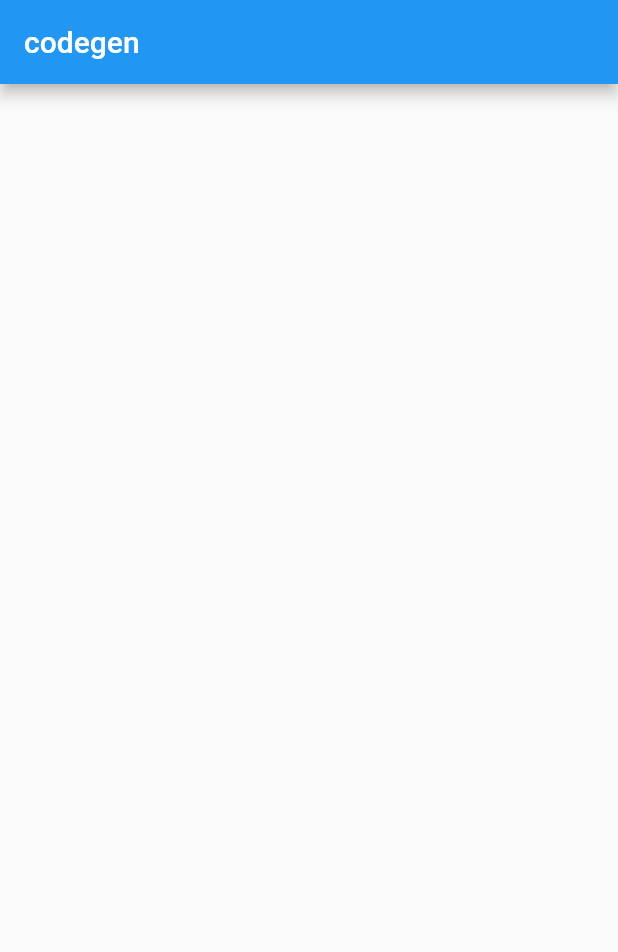
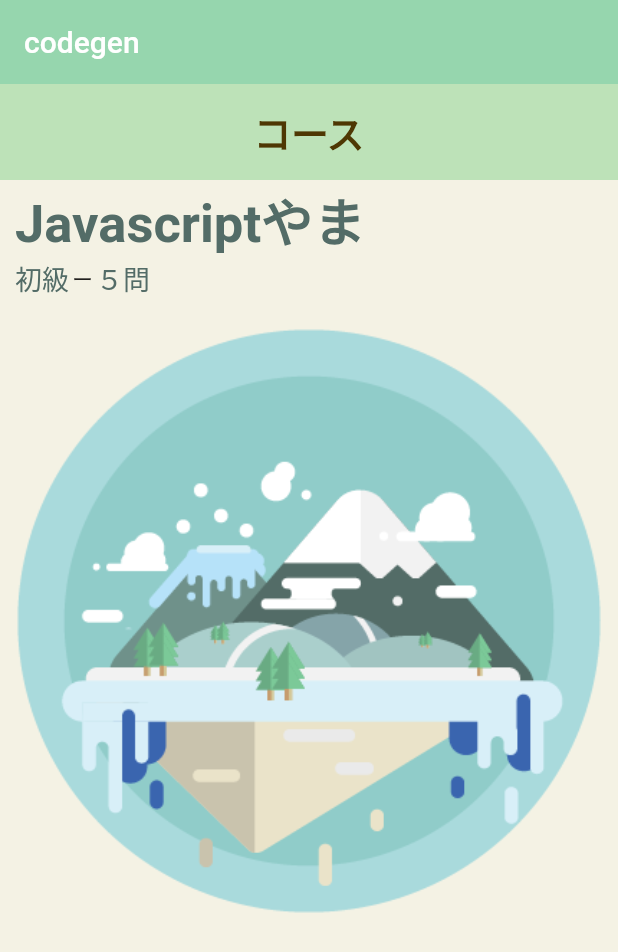
Before and after one commit to FukuyamaHoshi/Debug_app, a Flutter app: the screen it shows after launch, on a phone screen of 412 x 824 dp. Shown: the top 952 px of the screen. Run offline on Flutter 3.47's test engine with Material 2 defaults, Android fonts, the phone set to English and light mode, and no system bars; our stand-ins replace from_css_color, google_fonts.

Commit message:
add appbar, couse box, moutain name and menu, moutain and hallw image of the couse page

```diff
--- /dev/null
+++ b/lib/couse_page.dart
@@ -0,0 +1,110 @@
+import 'package:flutter/material.dart';
+import 'package:from_css_color/from_css_color.dart';
+import 'package:google_fonts/google_fonts.dart';
+
+class CoursePage extends StatelessWidget {
+  const CoursePage({super.key});
+
+  @override
+  Widget build(BuildContext context) {
+    return Scaffold(
+        appBar: AppBar(
+          title: const Text('codegen'),
+          backgroundColor: fromCssColor('#96D6AE'),
+          elevation: 0,
+        ),
+        backgroundColor: fromCssColor('#F4F2E4'),
+        body: Column(children: [
+          // コースのボックス
+          Container(
+            width: double.infinity,
+            height: 64,
+            color: fromCssColor('#BDE2B8'),
+            alignment: Alignment.center,
+            child: Text(
+              'コース',
+              style: GoogleFonts.zenMaruGothic(
+                  textStyle: TextStyle(
+                      fontSize: 25,
+                      fontWeight: FontWeight.bold,
+                      color: fromCssColor('#4E3703'))),
+            ),
+          ),
+
+          // やまの名前と詳細
+          Container(
+            width: double.infinity,
+            alignment: Alignment.centerLeft,
+            child: Column(
+              children: [
+                // やまの名前
+                SizedBox(
+                  width: double.infinity,
+                  child: Row(
+                    children: [
+                      const Padding(padding: EdgeInsets.only(left: 10.0)),
+                      Text(
+                        'Javascriptやま',
+                        style: GoogleFonts.zenMaruGothic(
+                            textStyle: TextStyle(
+                                fontSize: 35,
+                                fontWeight: FontWeight.bold,
+                                color: fromCssColor('#536C67'))),
+                      ),
+                    ],
+                  ),
+                ),
+                // やまの詳細
+                SizedBox(
+                  width: double.infinity,
+                  child: Row(
+                    children: [
+                      const Padding(padding: EdgeInsets.only(left: 10.0)),
+                      Text(
+                        '初級',
+                        style: GoogleFonts.zenMaruGothic(
+                            textStyle: TextStyle(
+                                fontSize: 18,
+                                fontWeight: FontWeight.normal,
+                                color: fromCssColor('#536C67'))),
+                      ),
+                      const Padding(padding: EdgeInsets.only(left: 2.0)),
+                      const Text('ー'),
+                      const Padding(padding: EdgeInsets.only(left: 2.0)),
+                      Text(
+                        '５問',
+                        style: GoogleFonts.zenMaruGothic(
+                            textStyle: TextStyle(
+                                fontSize: 18,
+                                fontWeight: FontWeight.normal,
+                                color: fromCssColor('#536C67'))),
+                      ),
+                    ],
+                  ),
+                ),
+              ],
+            ),
+          ),
+
+          // 山と強調画像
+          Stack(children: [
+            // 強調画像
+            SizedBox(
+                width: 430,
+                height: 430,
+                child: Image.asset(
+                  'images/javascript_hallo.png',
+                  fit: BoxFit.contain,
+                )),
+            // 山画像
+            SizedBox(
+                width: 465,
+                height: 465,
+                child: Image.asset(
+                  'images/javascript_mountain.png',
+                  fit: BoxFit.contain,
+                )),
+          ])
+        ]));
+  }
+}
--- a/lib/main.dart
+++ b/lib/main.dart
@@ -1,4 +1,5 @@
 import 'package:flutter/material.dart';
+import 'couse_page.dart';
 
 void main() {
   runApp(const MyApp());
@@ -10,24 +11,8 @@ class MyApp extends StatelessWidget {
   // This widget is the root of your application.
   @override
   Widget build(BuildContext context) {
-    return MaterialApp(
-      theme: ThemeData(
-        primarySwatch: Colors.blue,
-      ),
-      home: const CoursePage(),
+    return const MaterialApp(
+      home: CoursePage(),
     );
   }
 }
-
-class CoursePage extends StatelessWidget {
-  const CoursePage({super.key});
-
-  @override
-  Widget build(BuildContext context) {
-    return Scaffold(
-        appBar: AppBar(
-          title: const Text('codegen'),
-        ),
-        body: Container());
-  }
-}
```
Also changed, not shown: pubspec.yaml (+6 -7 lines), images/javascript_hallo.png (added), images/javascript_mountain.png (added), pubspec.lock, 10 other files.
